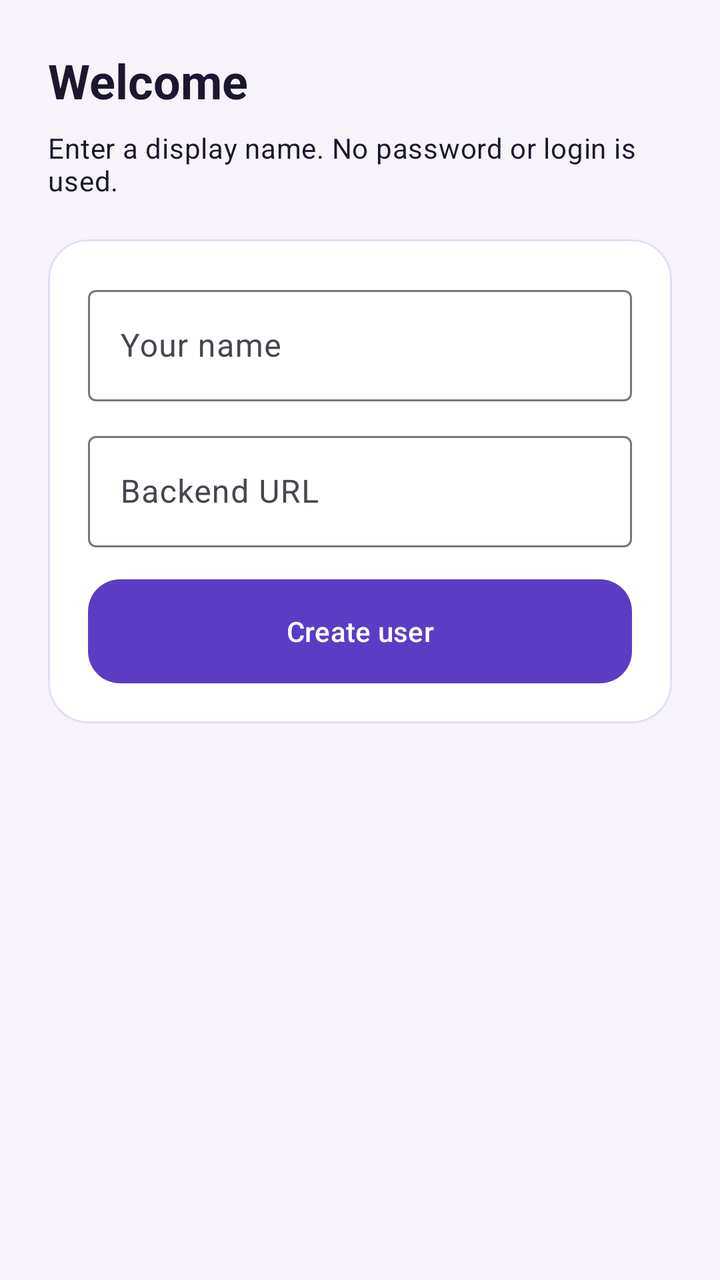
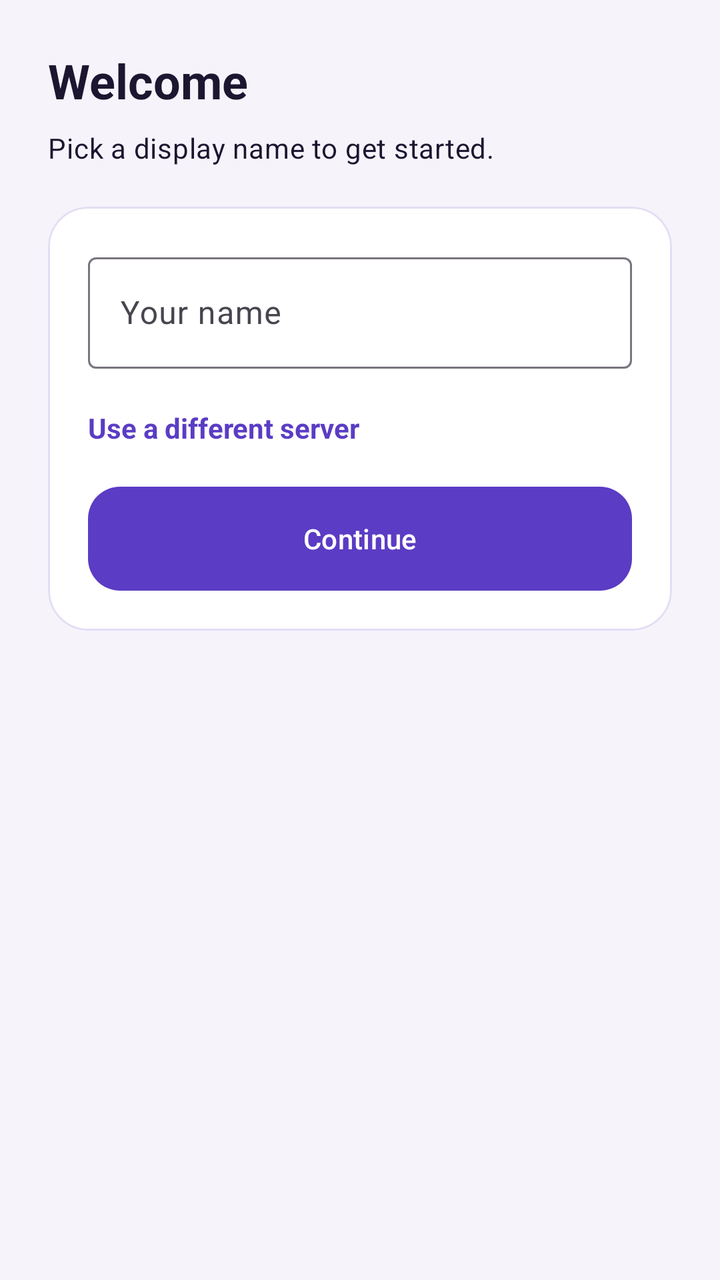

An Android layout rendered at two revisions. The XML below is the earlier revision; the diff shows what the commit changed to produce the second picture.
<!-- AndroidManifest.xml: application theme Theme.RoxStar -->
<!-- res/layout/fragment_name_setup.xml -->
<?xml version="1.0" encoding="utf-8"?>
<ScrollView xmlns:android="http://schemas.android.com/apk/res/android"
    xmlns:app="http://schemas.android.com/apk/res-auto"
    android:layout_width="match_parent"
    android:layout_height="match_parent"
    android:background="@color/md_surface"
    android:fillViewport="true">

    <LinearLayout
        android:layout_width="match_parent"
        android:layout_height="wrap_content"
        android:orientation="vertical"
        android:padding="24dp">

        <TextView
            android:layout_width="match_parent"
            android:layout_height="wrap_content"
            android:text="Welcome"
            android:textAppearance="@style/TextAppearance.RoxStar.Title" />

        <TextView
            android:layout_width="match_parent"
            android:layout_height="wrap_content"
            android:layout_marginTop="8dp"
            android:text="Enter a display name. No password or login is used."
            android:textAppearance="@style/TextAppearance.RoxStar.Muted" />

        <com.google.android.material.card.MaterialCardView
            android:layout_width="match_parent"
            android:layout_height="wrap_content"
            android:layout_marginTop="20dp"
            app:cardBackgroundColor="@color/md_card"
            app:cardCornerRadius="20dp"
            app:cardElevation="0dp"
            app:strokeColor="#E4DDF3"
            app:strokeWidth="1dp">

            <LinearLayout
                android:layout_width="match_parent"
                android:layout_height="wrap_content"
                android:orientation="vertical"
                android:padding="20dp">

                <com.google.android.material.textfield.TextInputLayout
                    android:layout_width="match_parent"
                    android:layout_height="wrap_content"
                    android:hint="Your name"
                    app:boxBackgroundMode="outline"
                    style="@style/Widget.Material3.TextInputLayout.OutlinedBox">

                    <com.google.android.material.textfield.TextInputEditText
                        android:id="@+id/userName"
                        android:layout_width="match_parent"
                        android:layout_height="wrap_content"
                        android:inputType="textPersonName"
                        android:maxLength="100" />
                </com.google.android.material.textfield.TextInputLayout>

                <com.google.android.material.textfield.TextInputLayout
                    android:layout_width="match_parent"
                    android:layout_height="wrap_content"
                    android:layout_marginTop="12dp"
                    android:hint="Backend URL"
                    app:boxBackgroundMode="outline"
                    style="@style/Widget.Material3.TextInputLayout.OutlinedBox">

                    <com.google.android.material.textfield.TextInputEditText
                        android:id="@+id/apiUrl"
                        android:layout_width="match_parent"
                        android:layout_height="wrap_content"
                        android:inputType="textUri" />
                </com.google.android.material.textfield.TextInputLayout>

                <com.google.android.material.button.MaterialButton
                    android:id="@+id/createUser"
                    android:layout_width="match_parent"
                    android:layout_height="wrap_content"
                    android:layout_marginTop="16dp"
                    android:text="Create user" />
            </LinearLayout>
        </com.google.android.material.card.MaterialCardView>

        <TextView
            android:id="@+id/status"
            android:layout_width="match_parent"
            android:layout_height="wrap_content"
            android:layout_marginTop="16dp"
            android:textAppearance="@style/TextAppearance.RoxStar.Muted" />
    </LinearLayout>
</ScrollView>
<!-- resources referenced by this layout -->
<resources>
  <color name="md_card">#FFFFFF</color>
  <color name="md_surface">#F6F3FB</color>
  <style name="TextAppearance.RoxStar.Muted" parent="TextAppearance.Material3.BodyMedium">
          <item name="android:textColor">@color/md_muted</item>
      </style>
  <style name="TextAppearance.RoxStar.Title" parent="TextAppearance.Material3.HeadlineSmall">
          <item name="android:textColor">@color/md_text</item>
          <item name="android:textStyle">bold</item>
      </style>
  <style name="Theme.RoxStar" parent="Theme.Material3.Light.NoActionBar">
          <item name="colorPrimary">@color/md_primary</item>
          <item name="colorOnPrimary">@color/md_on_primary</item>
          <item name="colorPrimaryContainer">@color/md_primary_container</item>
          <item name="colorOnPrimaryContainer">@color/md_text</item>
          <item name="android:statusBarColor">@color/md_primary</item>
          <item name="android:navigationBarColor">@color/md_surface</item>
          <item name="android:windowBackground">@color/md_surface</item>
          <item name="android:textColor">@color/md_text</item>
          <item name="materialButtonStyle">@style/Widget.RoxStar.Button</item>
      </style>
  <color name="md_muted">#6B6280</color>
  <color name="md_text">#1C1630</color>
  <color name="md_primary">#5B3CC4</color>
  <color name="md_on_primary">#FFFFFF</color>
  <color name="md_primary_container">#E9DFFF</color>
  <style name="Widget.RoxStar.Button" parent="Widget.Material3.Button">
          <item name="android:textAllCaps">false</item>
          <item name="android:insetTop">0dp</item>
          <item name="android:insetBottom">0dp</item>
          <item name="android:minHeight">52dp</item>
          <item name="cornerRadius">16dp</item>
      </style>
</resources>

<!-- the commit's change to res/layout/fragment_name_setup.xml (unified diff, before → after) -->
@@ -22,7 +22,7 @@
             android:layout_width="match_parent"
             android:layout_height="wrap_content"
             android:layout_marginTop="8dp"
-            android:text="Enter a display name. No password or login is used."
+            android:text="Pick a display name to get started."
             android:textAppearance="@style/TextAppearance.RoxStar.Muted" />
 
         <com.google.android.material.card.MaterialCardView
@@ -56,27 +56,45 @@
                         android:maxLength="100" />
                 </com.google.android.material.textfield.TextInputLayout>
 
-                <com.google.android.material.textfield.TextInputLayout
+                <TextView
+                    android:id="@+id/showServer"
+                    android:layout_width="wrap_content"
+                    android:layout_height="wrap_content"
+                    android:layout_marginTop="16dp"
+                    android:paddingVertical="4dp"
+                    android:text="Use a different server"
+                    android:textColor="@color/md_primary"
+                    android:textStyle="bold" />
+
+                <LinearLayout
+                    android:id="@+id/serverPanel"
                     android:layout_width="match_parent"
                     android:layout_height="wrap_content"
-                    android:layout_marginTop="12dp"
-                    android:hint="Backend URL"
-                    app:boxBackgroundMode="outline"
-                    style="@style/Widget.Material3.TextInputLayout.OutlinedBox">
+                    android:orientation="vertical"
+                    android:visibility="gone">
 
-                    <com.google.android.material.textfield.TextInputEditText
-                        android:id="@+id/apiUrl"
+                    <com.google.android.material.textfield.TextInputLayout
                         android:layout_width="match_parent"
                         android:layout_height="wrap_content"
-                        android:inputType="textUri" />
-                </com.google.android.material.textfield.TextInputLayout>
+                        android:layout_marginTop="8dp"
+                        android:hint="Server URL"
+                        app:boxBackgroundMode="outline"
+                        style="@style/Widget.Material3.TextInputLayout.OutlinedBox">
+
+                        <com.google.android.material.textfield.TextInputEditText
+                            android:id="@+id/apiUrl"
+                            android:layout_width="match_parent"
+                            android:layout_height="wrap_content"
+                            android:inputType="textUri" />
+                    </com.google.android.material.textfield.TextInputLayout>
+                </LinearLayout>
 
                 <com.google.android.material.button.MaterialButton
                     android:id="@+id/createUser"
                     android:layout_width="match_parent"
                     android:layout_height="wrap_content"
                     android:layout_marginTop="16dp"
-                    android:text="Create user" />
+                    android:text="Continue" />
             </LinearLayout>
         </com.google.android.material.card.MaterialCardView>
 
